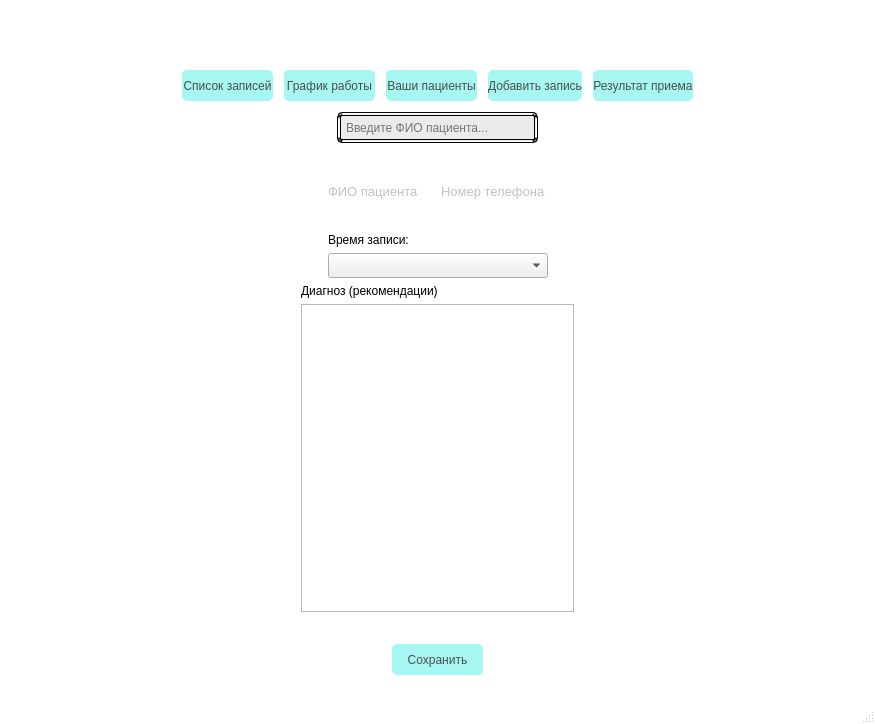
Before: the Qt Designer form ui/specialist.ui in TomilinWow/PolyclinicSupportSystem, drawn with Qt 5.
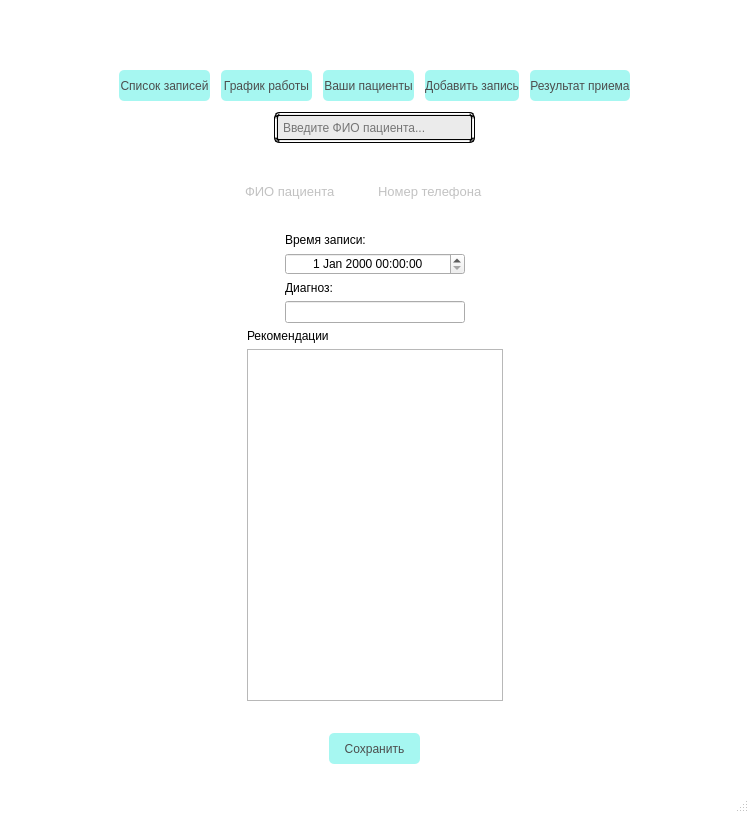
After: the same form once the commit is applied. The open tabs and pages were chosen to show the change. Icons and pictures are not drawn.

The edit to the form file:
```diff
--- a/ui/specialist.ui
+++ b/ui/specialist.ui
@@ -6,8 +6,8 @@
    <rect>
     <x>0</x>
     <y>0</y>
-    <width>875</width>
-    <height>724</height>
+    <width>749</width>
+    <height>813</height>
    </rect>
   </property>
   <property name="maximumSize">
@@ -468,44 +468,44 @@
             <widget class="QWidget" name="page_15">
              <layout class="QGridLayout" name="gridLayout_29">
               <item row="0" column="0">
-               <layout class="QHBoxLayout" name="horizontalLayout_55">
+               <layout class="QVBoxLayout" name="verticalLayout_21">
                 <item>
-                 <widget class="QPushButton" name="btn_37">
-                  <property name="styleSheet">
-                   <string notr="true">QPushButton{
+                 <layout class="QHBoxLayout" name="horizontalLayout_55">
+                  <item>
+                   <widget class="QPushButton" name="btn_37">
+                    <property name="styleSheet">
+                     <string notr="true">QPushButton{
 	border: none;
 	color: white;
 	
 }</string>
-                  </property>
-                  <property name="text">
-                   <string/>
-                  </property>
-                  <property name="icon">
-                   <iconset>
-                    <normaloff>../images/Icons8-Ios7-Arrows-Back.ico</normaloff>../images/Icons8-Ios7-Arrows-Back.ico</iconset>
-                  </property>
-                 </widget>
+                    </property>
+                    <property name="text">
+                     <string/>
+                    </property>
+                    <property name="icon">
+                     <iconset>
+                      <normaloff>../images/Icons8-Ios7-Arrows-Back.ico</normaloff>../images/Icons8-Ios7-Arrows-Back.ico</iconset>
+                    </property>
+                   </widget>
+                  </item>
+                  <item>
+                   <spacer name="horizontalSpacer_91">
+                    <property name="orientation">
+                     <enum>Qt::Horizontal</enum>
+                    </property>
+                    <property name="sizeHint" stdset="0">
+                     <size>
+                      <width>40</width>
+                      <height>20</height>
+                     </size>
+                    </property>
+                   </spacer>
+                  </item>
+                 </layout>
                 </item>
                 <item>
-                 <spacer name="horizontalSpacer_91">
-                  <property name="orientation">
-                   <enum>Qt::Horizontal</enum>
-                  </property>
-                  <property name="sizeHint" stdset="0">
-                   <size>
-                    <width>40</width>
-                    <height>20</height>
-                   </size>
-                  </property>
-                 </spacer>
-                </item>
-               </layout>
-              </item>
-              <item row="1" column="0">
-               <layout class="QVBoxLayout" name="verticalLayout_61">
-                <item>
-                 <layout class="QHBoxLayout" name="horizontalLayout_93">
+                 <layout class="QHBoxLayout" name="horizontalLayout_8">
                   <item>
                    <spacer name="horizontalSpacer_7">
                     <property name="orientation">
@@ -520,7 +520,7 @@
                    </spacer>
                   </item>
                   <item>
-                   <layout class="QVBoxLayout" name="verticalLayout_57">
+                   <layout class="QVBoxLayout" name="verticalLayout_19">
                     <item>
                      <layout class="QHBoxLayout" name="horizontalLayout_92">
                       <item>
@@ -594,21 +594,115 @@
                      </layout>
                     </item>
                     <item>
-                     <widget class="QLabel" name="label_41">
-                      <property name="text">
-                       <string>Время записи:</string>
-                      </property>
-                     </widget>
+                     <layout class="QHBoxLayout" name="horizontalLayout_7">
+                      <item>
+                       <spacer name="horizontalSpacer_21">
+                        <property name="orientation">
+                         <enum>Qt::Horizontal</enum>
+                        </property>
+                        <property name="sizeHint" stdset="0">
+                         <size>
+                          <width>40</width>
+                          <height>20</height>
+                         </size>
+                        </property>
+                       </spacer>
+                      </item>
+                      <item>
+                       <layout class="QVBoxLayout" name="verticalLayout_14">
+                        <item>
+                         <widget class="QLabel" name="label_41">
+                          <property name="text">
+                           <string>Время записи:</string>
+                          </property>
+                         </widget>
+                        </item>
+                        <item>
+                         <widget class="QDateTimeEdit" name="dateTimeEdit_2">
+                          <property name="minimumSize">
+                           <size>
+                            <width>180</width>
+                            <height>0</height>
+                           </size>
+                          </property>
+                          <property name="alignment">
+                           <set>Qt::AlignCenter</set>
+                          </property>
+                         </widget>
+                        </item>
+                       </layout>
+                      </item>
+                      <item>
+                       <spacer name="horizontalSpacer_47">
+                        <property name="orientation">
+                         <enum>Qt::Horizontal</enum>
+                        </property>
+                        <property name="sizeHint" stdset="0">
+                         <size>
+                          <width>40</width>
+                          <height>20</height>
+                         </size>
+                        </property>
+                       </spacer>
+                      </item>
+                     </layout>
                     </item>
                     <item>
-                     <widget class="QComboBox" name="comboBox">
-                      <property name="minimumSize">
-                       <size>
-                        <width>220</width>
-                        <height>25</height>
-                       </size>
-                      </property>
-                     </widget>
+                     <layout class="QHBoxLayout" name="horizontalLayout_3">
+                      <item>
+                       <spacer name="horizontalSpacer_48">
+                        <property name="orientation">
+                         <enum>Qt::Horizontal</enum>
+                        </property>
+                        <property name="sizeHint" stdset="0">
+                         <size>
+                          <width>40</width>
+                          <height>20</height>
+                         </size>
+                        </property>
+                       </spacer>
+                      </item>
+                      <item>
+                       <layout class="QVBoxLayout" name="verticalLayout_20">
+                        <item>
+                         <widget class="QLabel" name="label_12">
+                          <property name="text">
+                           <string>Диагноз:</string>
+                          </property>
+                         </widget>
+                        </item>
+                        <item>
+                         <widget class="QLineEdit" name="lineEdit_2">
+                          <property name="sizePolicy">
+                           <sizepolicy hsizetype="Expanding" vsizetype="Fixed">
+                            <horstretch>0</horstretch>
+                            <verstretch>0</verstretch>
+                           </sizepolicy>
+                          </property>
+                          <property name="minimumSize">
+                           <size>
+                            <width>180</width>
+                            <height>0</height>
+                           </size>
+                          </property>
+                         </widget>
+                        </item>
+                       </layout>
+                      </item>
+                      <item>
+                       <spacer name="horizontalSpacer_49">
+                        <property name="orientation">
+                         <enum>Qt::Horizontal</enum>
+                        </property>
+                        <property name="sizeHint" stdset="0">
+                         <size>
+                          <width>40</width>
+                          <height>20</height>
+                         </size>
+                        </property>
+                       </spacer>
+                      </item>
+                     </layout>
                     </item>
                    </layout>
                   </item>
@@ -649,7 +743,7 @@
                       <item>
                        <widget class="QLabel" name="label_42">
                         <property name="text">
-                         <string>Диагноз (рекомендации)</string>
+                         <string>Рекомендации</string>
                         </property>
                        </widget>
                       </item>
```
Left out of the diff: 689 changed lines with no effect on the pictures.
